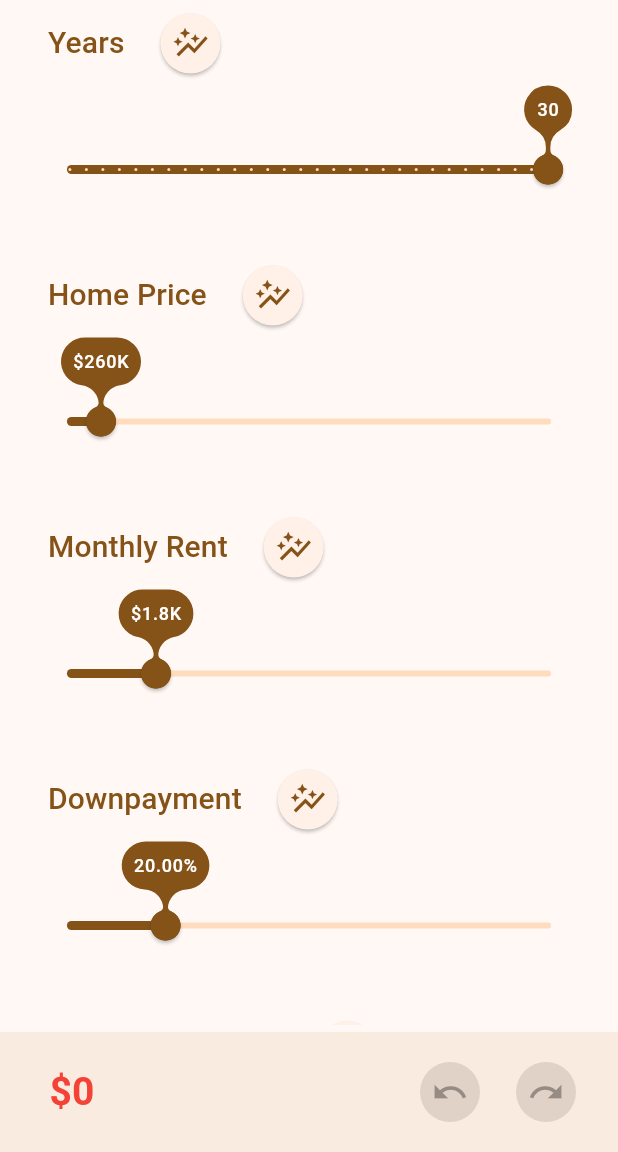
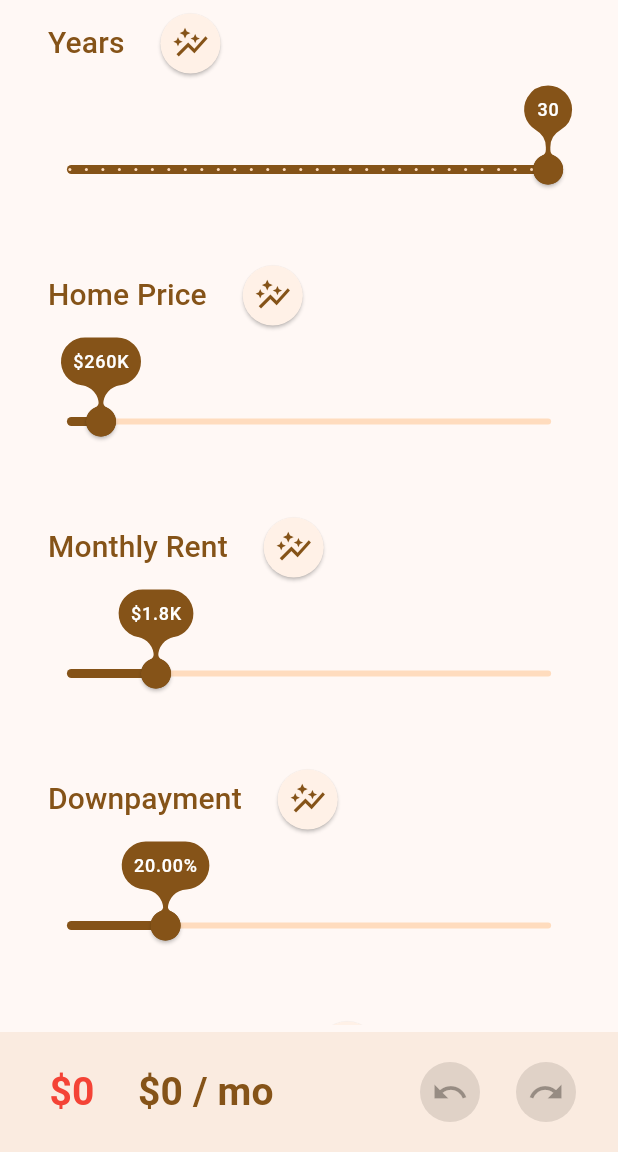
Before and after one commit to jakee417/rent_vs_buy_flutter, a Flutter app: the screen it shows after launch, on a phone screen of 412 x 824 dp, the part 84-1236 px from its top. Run offline on Flutter 3.47's test engine with Material 3 defaults, Android fonts, the phone set to English and light mode, and no system bars; our stand-ins replace csv, fl_chart, shared_preferences; missing offline and left inert: finance_updated, ml_dataframe, ml_linalg, undo; statements that could not run were skipped.

Commit message:
add a monthly payment info button

```diff
--- a/lib/main.dart
+++ b/lib/main.dart
@@ -280,11 +280,20 @@ class _Sliders extends State<Sliders> {
               title: "Monthly cost breakdown",
               ppmt: result["ppmt"].data.map((i) => i as double).toList(),
               ipmt: result["ipmt"].data.map((i) => i as double).toList(),
-              taxes: result["propertyTaxes"].data.map((i) => i as double).toList(),
-              insurance: result["insurance"].data.map((i) => i as double).toList(),
-              hoa: result["monthlyCommonFees"].data.map((i) => i as double).toList(),
-              maintenance: result["maintenance"].data.map((i) => i as double).toList(),
-              utilities: result["homeMonthlyUtilities"].data.map((i) => i as double).toList(),
+              taxes:
+                  result["propertyTaxes"].data.map((i) => i as double).toList(),
+              insurance:
+                  result["insurance"].data.map((i) => i as double).toList(),
+              hoa: result["monthlyCommonFees"]
+                  .data
+                  .map((i) => i as double)
+                  .toList(),
+              maintenance:
+                  result["maintenance"].data.map((i) => i as double).toList(),
+              utilities: result["homeMonthlyUtilities"]
+                  .data
+                  .map((i) => i as double)
+                  .toList(),
               pmi: result["pmi"].data.map((i) => i as double).toList(),
             ),
           ),
@@ -432,10 +441,104 @@ The rent breakdown will be:
     );
   }
 
+  Widget getBudgetInfoButton({required RentVsBuyManager manager}) {
+    final result = manager.result;
+    final ppmt = result?["ppmt"].data.map((i) => i as double).toList()[0] ?? 0;
+    final ipmt = result?["ipmt"].data.map((i) => i as double).toList()[0] ?? 0;
+    final taxes =
+        result?["propertyTaxes"].data.map((i) => i as double).toList()[0] ?? 0;
+    final insurance =
+        result?["insurance"].data.map((i) => i as double).toList()[0] ?? 0;
+    final hoa =
+        result?["monthlyCommonFees"].data.map((i) => i as double).toList()[0] ??
+            0;
+    final maintenance =
+        result?["maintenance"].data.map((i) => i as double).toList()[0] ?? 0;
+    final utilities = result?["homeMonthlyUtilities"]
+            .data
+            .map((i) => i as double)
+            .toList()[0] ??
+        0;
+    final pmi = result?["pmi"].data.map((i) => i as double).toList()[0] ?? 0;
+    final totalPayment =
+        ppmt + ipmt + taxes + insurance + hoa + maintenance + utilities + pmi;
+
+    final formatter = NumberFormat.simpleCurrency();
+    final description =
+        """Purchasing a home for ${manager.sliders["homePriceAmount"]?.formattedValue} your first monthly payment will be:
+  - Principal Payment: ${formatter.format(ppmt)}
+  - Interest Payment: ${formatter.format(ipmt)}
+  - Taxes: ${formatter.format(taxes)}
+  - Insurance: ${formatter.format(insurance)}
+  - Common Fees: ${formatter.format(hoa)}
+  - Maintenance: ${formatter.format(maintenance)}
+  - Utilities: ${formatter.format(utilities)}
+  - Primary Mortgage Insurance: ${formatter.format(pmi)}
+""";
+    final bottomLine = "Total Monthly Cost: ${formatter.format(totalPayment)}";
+    return TextButton(
+      onPressed: () {
+        showModalBottomSheet<void>(
+          context: context,
+          isScrollControlled: true,
+          builder: (BuildContext context) {
+            return SizedBox(
+              height: 500,
+              child: Padding(
+                padding: const EdgeInsets.symmetric(horizontal: 10),
+                child: Center(
+                  child: Column(
+                    mainAxisAlignment: MainAxisAlignment.center,
+                    mainAxisSize: MainAxisSize.min,
+                    children: <Widget>[
+                      const Spacer(),
+                      const Text(
+                        "Monthly Payment",
+                        style: TextStyle(
+                          fontWeight: FontWeight.bold,
+                        ),
+                        textAlign: TextAlign.center,
+                      ),
+                      const Spacer(),
+                      Text(
+                        description,
+                        textAlign: TextAlign.left,
+                      ),
+                      Text(
+                        bottomLine,
+                        textAlign: TextAlign.center,
+                      ),
+                      const Spacer(),
+                      ElevatedButton(
+                        child: const Text("Done"),
+                        onPressed: () => Navigator.pop(context),
+                      ),
+                      const Spacer(),
+                    ],
+                  ),
+                ),
+              ),
+            );
+          },
+        );
+      },
+      child: Text(
+        '${NumberFormat.simpleCurrency(decimalDigits: 0).format(totalPayment)} / mo',
+        style: const TextStyle(
+          fontSize: 26,
+          fontWeight: FontWeight.bold,
+        ),
+      ),
+    );
+  }
+
   List<Widget> getBottomNavigationBarChildren() {
     return [
       Consumer<RentVsBuyManager>(
         builder: (context, value, child) => getInfoButton(manager: value),
+      ),
+      Consumer<RentVsBuyManager>(
+        builder: (context, value, child) => getBudgetInfoButton(manager: value),
       ),
       const Spacer(),
       Consumer<RentVsBuyManager>(
```
Also changed, not shown: pubspec.lock, 1 other file.
